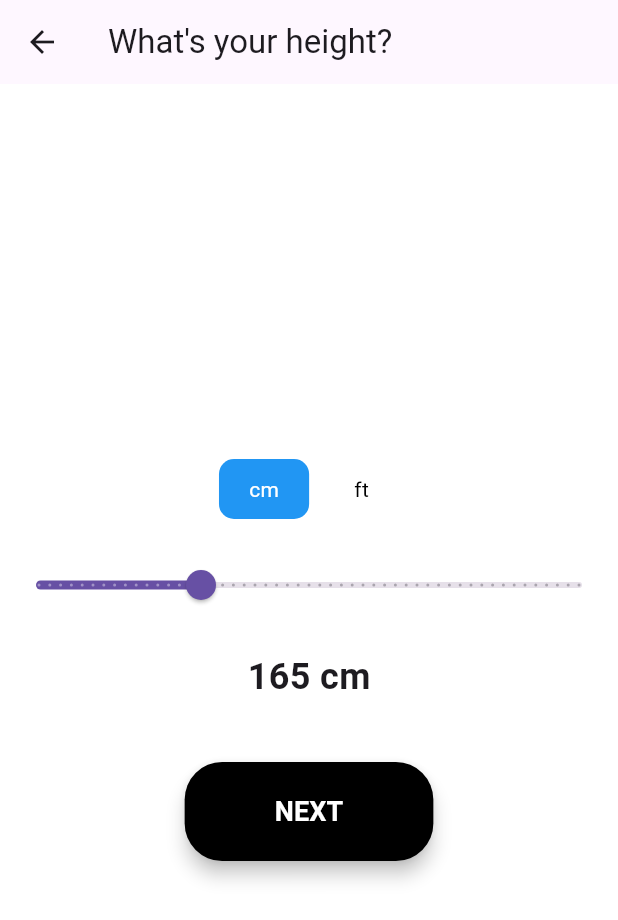
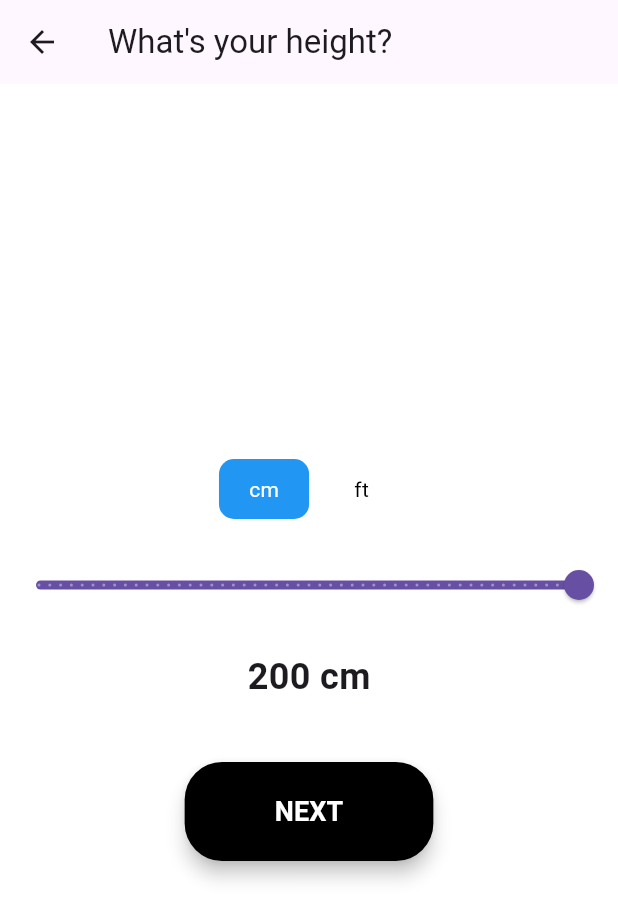
Before and after one commit to Abdimahad1/fitness_app_nodeJS, a Flutter app: the HeightScreen screen opened directly, after a tap on "cm", on a phone screen of 412 x 824 dp. Shown: the top 920 px of the screen. Run offline on Flutter 3.47's test engine with Material 3 defaults, Android fonts, the phone set to English and light mode, and no system bars.

Commit message:
height screen added

```diff
--- a/lib/screens/startUp/height.dart
+++ b/lib/screens/startUp/height.dart
@@ -6,7 +6,7 @@ class HeightScreen extends StatefulWidget {
 }
 
 class _HeightScreenState extends State<HeightScreen> {
-  double selectedHeight = 165; // Default height
+  double selectedHeight = 165; // Default height in cm
   bool isCm = true; // Toggle between cm and ft
 
   @override
@@ -28,6 +28,8 @@ class _HeightScreenState extends State<HeightScreen> {
                   onTap: () {
                     setState(() {
                       isCm = true; // Set to cm
+                      // Convert height to cm if switching from ft
+                      selectedHeight = (selectedHeight * 30.48).clamp(150, 200);
                     });
                   },
                   child: Container(
@@ -47,6 +49,8 @@ class _HeightScreenState extends State<HeightScreen> {
                   onTap: () {
                     setState(() {
                       isCm = false; // Set to ft
+                      // Convert height to ft if switching from cm
+                      selectedHeight = (selectedHeight / 30.48).clamp(4.0, 7.0);
                     });
                   },
                   child: Container(
@@ -67,10 +71,12 @@ class _HeightScreenState extends State<HeightScreen> {
             // Height Slider
             Slider(
               value: selectedHeight,
-              min: isCm ? 150 : 4.9, // Adjust min for ft
-              max: isCm ? 200 : 6.5, // Adjust max for ft
-              divisions: isCm ? 50 : 20, // Adjust divisions for ft
-              label: isCm ? "${selectedHeight.toInt()} cm" : "${(selectedHeight * 12).toInt()} ft", // Label based on unit
+              min: isCm ? 150 : 4.0, // Adjust min for ft
+              max: isCm ? 200 : 7.0, // Adjust max for ft
+              divisions: isCm ? 50 : 30, // Adjust divisions for ft
+              label: isCm
+                  ? "${selectedHeight.toInt()} cm"
+                  : "${selectedHeight.toStringAsFixed(2)} ft", // Label based on unit
               onChanged: (value) {
                 setState(() {
                   selectedHeight = value; // Update height
@@ -80,7 +86,9 @@ class _HeightScreenState extends State<HeightScreen> {
             SizedBox(height: 20),
             // Display Selected Height
             Text(
-              "${selectedHeight.toInt()} ${isCm ? 'cm' : 'ft'}",
+              isCm
+                  ? "${selectedHeight.toInt()} cm"
+                  : "${selectedHeight.toStringAsFixed(2)} ft",
               style: TextStyle(fontSize: 24, fontWeight: FontWeight.bold),
             ),
             SizedBox(height: 40),
@@ -88,6 +96,7 @@ class _HeightScreenState extends State<HeightScreen> {
             ElevatedButton(
               onPressed: () {
                 // Handle next action
+                print("Selected Height: ${isCm ? '${selectedHeight.toInt()} cm' : '${selectedHeight.toStringAsFixed(2)} ft'}");
               },
               style: ElevatedButton.styleFrom(
                 backgroundColor: Colors.black,
```
